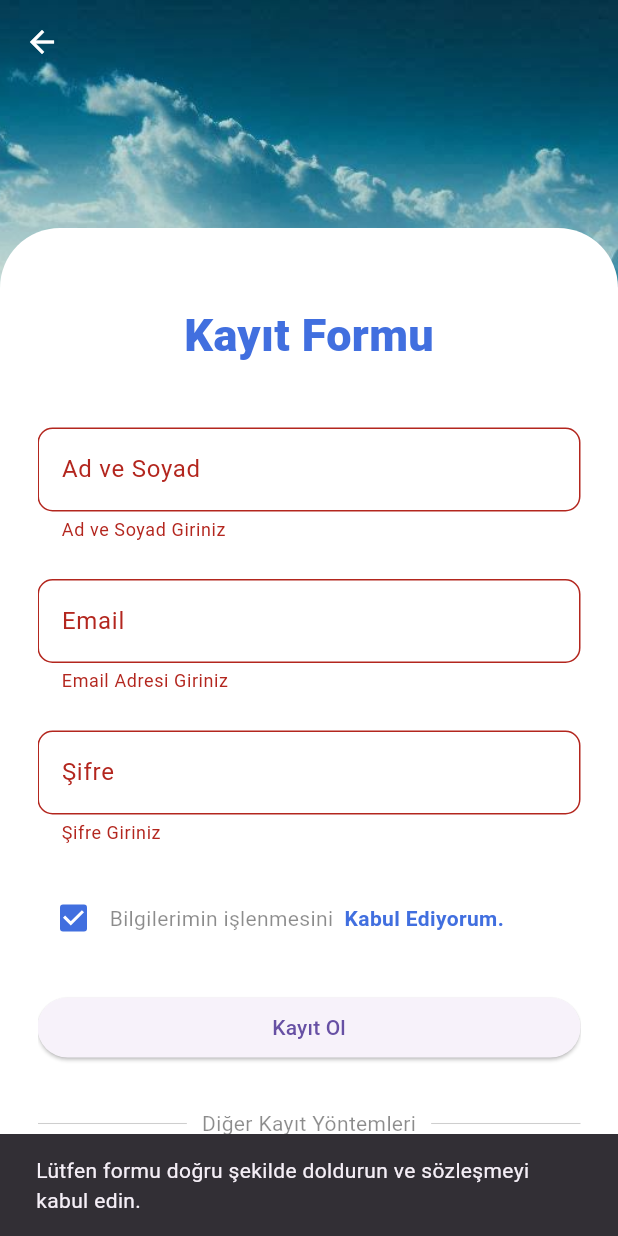
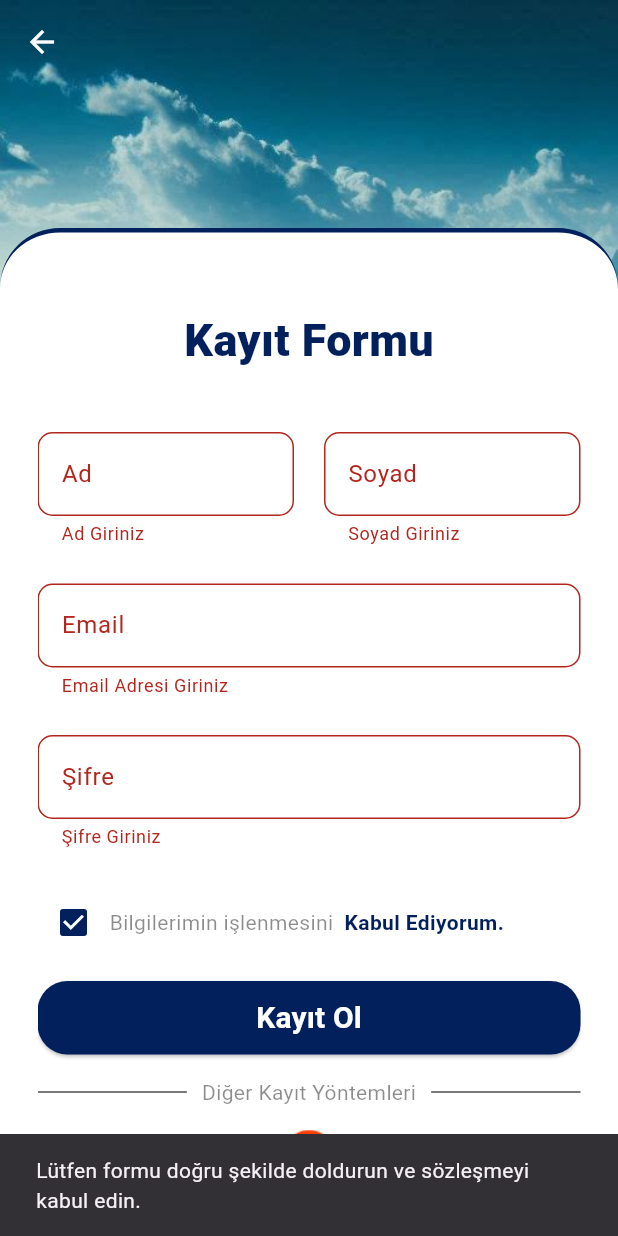
Before and after one commit to Furk4nBulut/Map-Tracker-Walking-Activity-App, a Flutter app: the SignUpScreen screen opened directly, after a tap on "Kayıt Ol", on a phone screen of 412 x 824 dp. Run offline on Flutter 3.47's test engine with Material 3 defaults, Android fonts, the phone set to English and light mode, and no system bars; our stand-ins replace cloud_firestore, firebase_auth, firebase_core, fluttertoast, geocoding, geolocator and 4 more; accounts and stored records are empty; Roboto replaces fonts that are missing (Montserrat).

Commit message:
UI changes

```diff
--- a/lib/screens/signup_screen.dart
+++ b/lib/screens/signup_screen.dart
@@ -1,55 +1,52 @@
 import 'package:flutter/material.dart';
-import 'package:firebase_auth/firebase_auth.dart'; // Import Firebase Authentication
+import 'package:fluttertoast/fluttertoast.dart';
+import 'package:firebase_auth/firebase_auth.dart';
 import 'package:map_tracker/screens/signin_screen.dart';
 import 'package:map_tracker/theme/theme.dart';
+import 'package:map_tracker/utils/constants.dart';
 import 'package:map_tracker/widgets/custom_scaffold.dart';
 
 import 'package:map_tracker/services/auth_service.dart';
 import 'package:map_tracker/screens/homepage.dart';
 
 class SignUpScreen extends StatefulWidget {
-  const SignUpScreen({super.key});
+  const SignUpScreen({Key? key}) : super(key: key);
 
   @override
-  State<SignUpScreen> createState() => _SignUpScreenState();
+  _SignUpScreenState createState() => _SignUpScreenState();
 }
 
 class _SignUpScreenState extends State<SignUpScreen> {
   final _formSignupKey = GlobalKey<FormState>();
   bool agreePersonalData = true;
 
-  // Firebase Authentication instance
-  final FirebaseAuth _auth = FirebaseAuth.instance;
-
-  // Text editing controllers for form fields
-  final TextEditingController _fullNameController = TextEditingController();
+  final TextEditingController _firstNameController = TextEditingController();
+  final TextEditingController _lastNameController = TextEditingController();
   final TextEditingController _emailController = TextEditingController();
   final TextEditingController _passwordController = TextEditingController();
 
-  // Function to handle sign-up
   Future<void> _handleSignUp() async {
     try {
-      final String fullName = _fullNameController.text.trim();
+      final String firstName = _firstNameController.text.trim();
+      final String lastName = _lastNameController.text.trim();
       final String email = _emailController.text.trim();
       final String password = _passwordController.text;
 
-      // Validate the form
       if (_formSignupKey.currentState!.validate() && agreePersonalData) {
-        // Show a loading indicator or progress dialog if needed
         ScaffoldMessenger.of(context).showSnackBar(
           const SnackBar(
             content: Text('Kayıt Olunuyor...'),
           ),
         );
 
-        // Call Firebase sign-up method
-        final UserCredential userCredential =
-        await _auth.createUserWithEmailAndPassword(
+        await AuthService().signUp(
+          context,
+          name: firstName,
+          surname: lastName,
           email: email,
           password: password,
         );
 
-        // You can do additional actions after successful sign-up, like navigating to another screen
         Navigator.pushReplacement(
           context,
           MaterialPageRoute(
@@ -64,7 +61,6 @@ class _SignUpScreenState extends State<SignUpScreen> {
         );
       }
     } catch (e) {
-      // Handle sign-up errors, e.g., display an error message
       ScaffoldMessenger.of(context).showSnackBar(
         SnackBar(
           content: Text('Kayıt olma sırasında bir hata oluştu: $e'),
@@ -94,6 +90,12 @@ class _SignUpScreenState extends State<SignUpScreen> {
                   topLeft: Radius.circular(40.0),
                   topRight: Radius.circular(40.0),
                 ),
+                border: Border(
+                  top: BorderSide(
+                    color: basarsoft_color,
+                    width: 3.0,
+                  ),
+                ),
               ),
               child: SingleChildScrollView(
                 child: Form(
@@ -106,39 +108,76 @@ class _SignUpScreenState extends State<SignUpScreen> {
                         style: TextStyle(
                           fontSize: 30.0,
                           fontWeight: FontWeight.w900,
-                          color: lightColorScheme.primary,
+                          color: basarsoft_color,
                         ),
                       ),
                       const SizedBox(
                         height: 40.0,
                       ),
-                      TextFormField(
-                        controller: _fullNameController,
+                      Row(
+                        children: [
+                          Expanded(
+                            child: TextFormField(
+                              controller: _firstNameController,
                               validator: (value) {
                                 if (value == null || value.isEmpty) {
-                            return 'Ad ve Soyad Giriniz';
+                                  return 'Ad Giriniz';
                                 }
                                 return null;
                               },
                               decoration: InputDecoration(
-                          label: const Text('Ad ve Soyad'),
-                          hintText: 'Ad ve Soyad Giriniz',
+                                labelText: 'Ad',
+                                hintText: 'Adınızı Giriniz',
                                 hintStyle: const TextStyle(
                                   color: Colors.black26,
                                 ),
                                 border: OutlineInputBorder(
                                   borderSide: const BorderSide(
-                              color: Colors.black12,
+                                    color: basarsoft_color,
                                   ),
                                   borderRadius: BorderRadius.circular(10),
                                 ),
                                 enabledBorder: OutlineInputBorder(
                                   borderSide: const BorderSide(
-                              color: Colors.black12,
+                                    color: basarsoft_color,
                                   ),
                                   borderRadius: BorderRadius.circular(10),
                                 ),
                               ),
+                            ),
+                          ),
+                          const SizedBox(width: 20.0),
+                          Expanded(
+                            child: TextFormField(
+                              controller: _lastNameController,
+                              validator: (value) {
+                                if (value == null || value.isEmpty) {
+                                  return 'Soyad Giriniz';
+                                }
+                                return null;
+                              },
+                              decoration: InputDecoration(
+                                labelText: 'Soyad',
+                                hintText: 'Soyadınızı Giriniz',
+                                hintStyle: const TextStyle(
+                                  color: Colors.black26,
+                                ),
+                                border: OutlineInputBorder(
+                                  borderSide: const BorderSide(
+                                    color: basarsoft_color,
+                                  ),
+                                  borderRadius: BorderRadius.circular(10),
+                                ),
+                                enabledBorder: OutlineInputBorder(
+                                  borderSide: const BorderSide(
+                                    color: basarsoft_color,
+                                  ),
+                                  borderRadius: BorderRadius.circular(10),
+                                ),
+                              ),
+                            ),
+                          ),
+                        ],
                       ),
                       const SizedBox(
                         height: 25.0,
@@ -152,20 +191,20 @@ class _SignUpScreenState extends State<SignUpScreen> {
                           return null;
                         },
                         decoration: InputDecoration(
-                          label: const Text('Email'),
+                          labelText: 'Email',
                           hintText: 'Email Adresi Giriniz',
                           hintStyle: const TextStyle(
                             color: Colors.black26,
                           ),
                           border: OutlineInputBorder(
                             borderSide: const BorderSide(
-                              color: Colors.black12,
+                              color: basarsoft_color,
                             ),
                             borderRadius: BorderRadius.circular(10),
                           ),
                           enabledBorder: OutlineInputBorder(
                             borderSide: const BorderSide(
-                              color: Colors.black12,
+                              color: basarsoft_color,
                             ),
                             borderRadius: BorderRadius.circular(10),
                           ),
@@ -185,20 +224,20 @@ class _SignUpScreenState extends State<SignUpScreen> {
                           return null;
                         },
                         decoration: InputDecoration(
-                          label: const Text('Şifre'),
+                          labelText: 'Şifre',
                           hintText: 'Şifre Giriniz',
                           hintStyle: const TextStyle(
                             color: Colors.black26,
                           ),
                           border: OutlineInputBorder(
                             borderSide: const BorderSide(
-                              color: Colors.black12,
+                              color: basarsoft_color,
                             ),
                             borderRadius: BorderRadius.circular(10),
                           ),
                           enabledBorder: OutlineInputBorder(
                             borderSide: const BorderSide(
-                              color: Colors.black12,
+                              color: basarsoft_color,
                             ),
                             borderRadius: BorderRadius.circular(10),
                           ),
@@ -216,7 +255,7 @@ class _SignUpScreenState extends State<SignUpScreen> {
                                 agreePersonalData = value!;
                               });
                             },
-                            activeColor: lightColorScheme.primary,
+                            activeColor: basarsoft_color,
                           ),
                           const Text(
                             'Bilgilerimin işlenmesini  ',
@@ -228,23 +267,38 @@ class _SignUpScreenState extends State<SignUpScreen> {
                             'Kabul Ediyorum.',
                             style: TextStyle(
                               fontWeight: FontWeight.bold,
-                              color: lightColorScheme.primary,
+                              color: basarsoft_color,
                             ),
                           ),
                         ],
                       ),
                       const SizedBox(
-                        height: 25.0,
+                        height: 15.0,
                       ),
                       SizedBox(
                         width: double.infinity,
-                        child: ElevatedButton(
+                        child:ElevatedButton(
                           onPressed: _handleSignUp,
-                          child: const Text('Kayıt Ol'),
+                          style: ElevatedButton.styleFrom(
+                            backgroundColor: basarsoft_color, // Background color
+                            padding: EdgeInsets.symmetric(vertical: 10.0), // Adjust padding as needed
+                            shape: RoundedRectangleBorder(
+                              borderRadius: BorderRadius.circular(20.0), // Rounded corners
                             ),
                           ),
+                          child: const Text(
+                            'Kayıt Ol',
+                            style: TextStyle(
+                              fontSize: 20.0,
+                              fontWeight: FontWeight.bold,
+                              color: Colors.white,
+                            ),
+                          ),
+                        ),
+
+                      ),
                       const SizedBox(
-                        height: 30.0,
+                        height: 15.0,
                       ),
                       Row(
                         mainAxisAlignment: MainAxisAlignment.center,
@@ -252,7 +306,7 @@ class _SignUpScreenState extends State<SignUpScreen> {
                           Expanded(
                             child: Divider(
                               thickness: 0.7,
-                              color: Colors.grey.withOpacity(0.5),
+                              color: Colors.black,
                             ),
                           ),
                           const Padding(
@@ -270,22 +324,23 @@ class _SignUpScreenState extends State<SignUpScreen> {
                           Expanded(
                             child: Divider(
                               thickness: 0.7,
-                              color: Colors.grey.withOpacity(0.5),
+                              color: Colors.black,
                             ),
                           ),
                         ],
                       ),
                       const SizedBox(
-                        height: 30.0,
+                        height: 15.0,
                       ),
                       Row(
                         mainAxisAlignment: MainAxisAlignment.spaceEvenly,
                         children: [
                           InkWell(
-                              onTap: () async{
+                            onTap: () async {
                               locator.get<AuthService>().signInWithGoogle().then((value) => Navigator.of(context).push(MaterialPageRoute(builder: (context) => HomePage(), settings: RouteSettings(arguments: value))));
                             },
-                              child: Image.asset('assets/images/google.png')),// Add other social media logos here if needed
+                            child: Image.asset('assets/images/google.png'),
+                          ),
                         ],
                       ),
                       const SizedBox(
@@ -313,7 +368,7 @@ class _SignUpScreenState extends State<SignUpScreen> {
                               'Giriş Yap',
                               style: TextStyle(
                                 fontWeight: FontWeight.bold,
-                                color: lightColorScheme.primary,
+                                color: basarsoft_color,
                               ),
                             ),
                           ),
```
Also changed, not shown: lib/screens/activity_record_screen.dart (+12 -1 lines), lib/screens/signin_screen.dart (+63 -16 lines), lib/screens/welcome_screen.dart (+18 -4 lines), lib/widgets/weather_widget.dart (+7 -2 lines), lib/widgets/welcome_button.dart (+25 -17 lines), assets/images/basarsoft-bilgi-teknolojileri-logo.png (added). Lines whose indentation alone changed are shown as unchanged.
